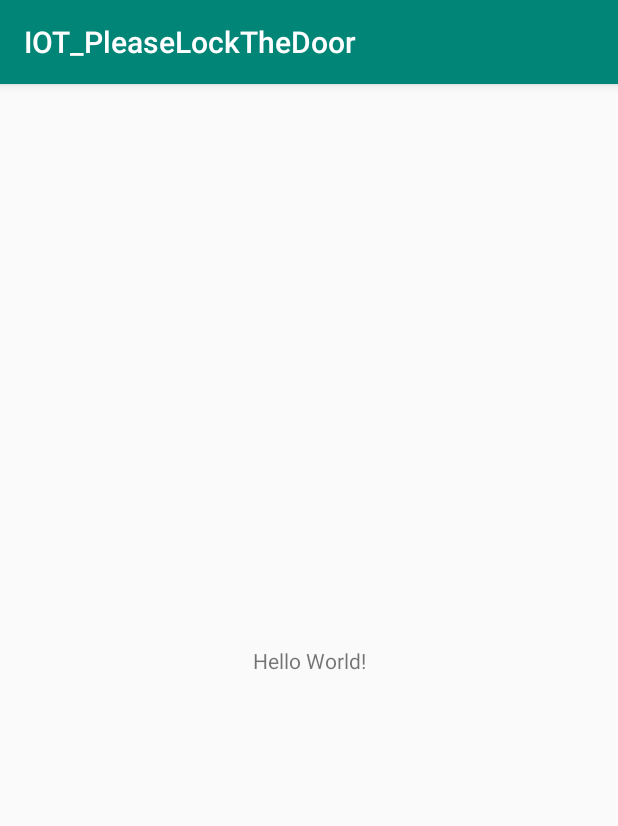
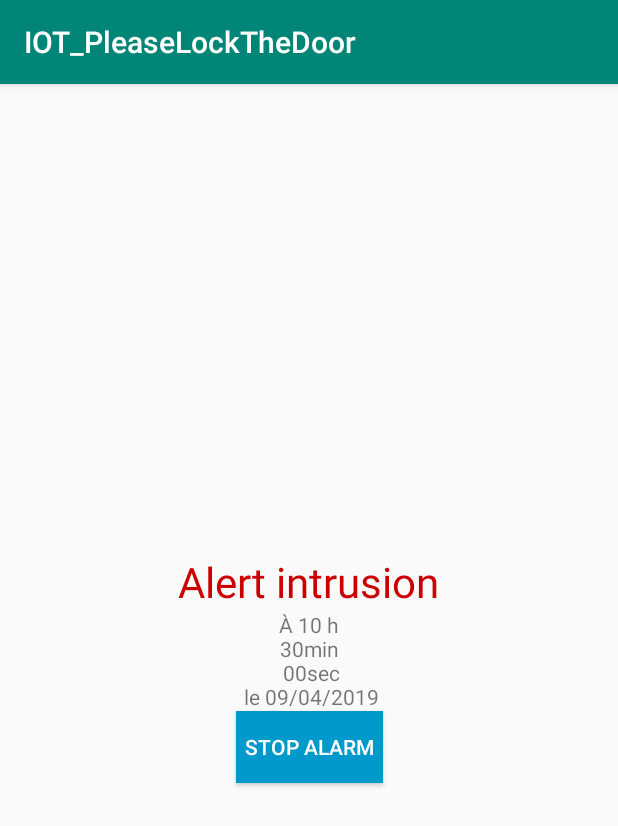
Before and after one commit to project-iot-lpiem-vms/IOT_Project_LockTheDoorPlease, an Android app: the screen it shows after launch (MainActivity), on a phone screen of 412 x 824 dp. Shown: the top 826 px of the screen. Run offline under Robolectric (Android 15) with nearby library versions, the phone set to English and light mode, and no system bars; our stand-ins replace Firebase (no records; nobody signed in at launch, a user with empty details on screens opened directly); 1 statement that could not run was skipped.

Commit message:
ft/ the code

```diff
--- a/app/build.gradle
+++ b/app/build.gradle
@@ -24,11 +24,15 @@ android {
 
 dependencies {
     implementation fileTree(dir: 'libs', include: ['*.jar'])
-    implementation"org.jetbrains.kotlin:kotlin-stdlib-jdk7:$kotlin_version"
+    implementation "org.jetbrains.kotlin:kotlin-stdlib-jdk7:$kotlin_version"
     implementation 'androidx.appcompat:appcompat:1.0.0-beta01'
     implementation 'androidx.core:core-ktx:1.1.0-alpha05'
     implementation 'androidx.constraintlayout:constraintlayout:1.1.3'
+    implementation 'com.google.firebase:firebase-database:16.0.1'
     testImplementation 'junit:junit:4.12'
     androidTestImplementation 'androidx.test:runner:1.1.0-alpha4'
     androidTestImplementation 'androidx.test.espresso:espresso-core:3.1.0-alpha4'
+    implementation 'com.google.firebase:firebase-core:16.0.1'
 }
+
+apply plugin: 'com.google.gms.google-services'
--- a/app/src/main/java/com/lpiem/iot_pleaselockthedoor/MainActivity.kt
+++ b/app/src/main/java/com/lpiem/iot_pleaselockthedoor/MainActivity.kt
@@ -1,12 +1,118 @@
 package com.lpiem.iot_pleaselockthedoor
 
+import android.os.Bundle
+import android.util.Log
+import android.view.View.GONE
+import android.view.View.VISIBLE
 import androidx.appcompat.app.AppCompatActivity
-import android.os.Bundle
+import androidx.core.view.isVisible
+import com.google.firebase.FirebaseApp
+import com.google.firebase.database.DataSnapshot
+import com.google.firebase.database.DatabaseError
+import com.google.firebase.database.FirebaseDatabase
+import com.google.firebase.database.ValueEventListener
+import kotlinx.android.synthetic.main.activity_main.*
+import java.text.SimpleDateFormat
+import java.util.*
+const val ON = "on"
+const val OFF = "off"
+const val MESSAGE = "message"
+const val RESULT = "result"
+const val DATE_PATTERN = "dd/MM/yyyy"
+const val HOUR_PATTERN = "hh 'h\n'mm'min\n' ss'sec\n'"
 
 class MainActivity : AppCompatActivity() {
+
+    private var isActivated = false
+    private var intrusion = false
 
     override fun onCreate(savedInstanceState: Bundle?) {
         super.onCreate(savedInstanceState)
         setContentView(R.layout.activity_main)
+
+        FirebaseApp.initializeApp(this)
+        val database = FirebaseDatabase.getInstance()
+        val myRef = database.getReference(MESSAGE)
+        val stopAlarmRef = database.getReference(RESULT)
+
+        btnStopAlarm.setOnClickListener {
+            if (intrusion) {
+                stopAlarmRef.setValue(OFF)
+                myRef.setValue(getString(R.string.alarmOFF))
+                btnStopAlarm.text = getString(R.string.activateAlarm)
+                isActivated = false
+                intrusion = false
+                return@setOnClickListener
+            }
+            isActivated = if (!isActivated) {
+                stopAlarmRef.setValue(ON)
+                myRef.setValue(getString(R.string.alarmON))
+                btnStopAlarm.text = getString(R.string.deactivateAlarm)
+                true
+            } else {
+                stopAlarmRef.setValue(OFF)
+                myRef.setValue(getString(R.string.alarmOFF))
+                btnStopAlarm.text = getString(R.string.activateAlarm)
+                false
+            }
+        }
+
+        stopAlarmRef.addListenerForSingleValueEvent(object : ValueEventListener{
+
+            override fun onCancelled(error: DatabaseError) {
+                Log.w("TAG", "Failed to read value.", error.toException())
+            }
+
+            override fun onDataChange(snapShot: DataSnapshot) {
+                val value = snapShot.getValue(String::class.java)
+                if (value == ON && alertTitle.isVisible) {
+                    myRef.setValue(getString(R.string.alarmOFF))
+                    stopAlarmRef.setValue(OFF)
+                    alertTitle.visibility = GONE
+                } else if (value == ON) {
+                    alertTitle.visibility = GONE
+                } else if (value == OFF) {
+                    alertTitle.visibility = GONE
+                }
+            }
+
+        })
+
+        myRef.addValueEventListener(object : ValueEventListener {
+
+            override fun onDataChange(dataSnapshot: DataSnapshot) {
+                val value = dataSnapshot.getValue(String::class.java)
+                Log.d("TAG", "Value is: " + value!!)
+                test.text = value
+                when (value) {
+                    getString(R.string.alarmOFF) -> {
+                        stopAlarmRef.setValue(OFF)
+                        btnStopAlarm.text = getString(R.string.activateAlarm)
+                        alertTitle.visibility = GONE
+                    }
+                    getString(R.string.alarmON) -> {
+                        stopAlarmRef.setValue(ON)
+                        btnStopAlarm.text = getString(R.string.deactivateAlarm)
+                        alertTitle.visibility = GONE
+                    }
+                    else -> {
+                        alertTitle.visibility = VISIBLE
+                        val hourFormatter = SimpleDateFormat(HOUR_PATTERN)
+                        val dateFormatter = SimpleDateFormat(DATE_PATTERN)
+                        val date = dateFormatter.format(Date(System.currentTimeMillis()))
+                        val hour = hourFormatter.format(Date(System.currentTimeMillis()))
+                        test.text = String.format(getString(R.string.intrusionMessage), hour, date)
+                        intrusion = true
+                    }
+                }
+            }
+
+            override fun onCancelled(error: DatabaseError) {
+                // Failed to read value
+                Log.w("TAG", "Failed to read value.", error.toException())
+            }
+        })
+
     }
+
 }
--- a/app/src/main/res/drawable-v24/ic_launcher_foreground.xml
+++ b/app/src/main/res/drawable-v24/ic_launcher_foreground.xml
@@ -18,10 +18,10 @@
                     android:type="linear">
                 <item
                         android:color="#44000000"
-                    android:offset="0.0" />
+                        android:offset="0.0"/>
                 <item
                         android:color="#00000000"
-                    android:offset="1.0" />
+                        android:offset="1.0"/>
             </gradient>
         </aapt:attr>
     </path>
@@ -30,5 +30,5 @@
             android:fillType="nonZero"
             android:pathData="M66.94,46.02L66.94,46.02C72.44,50.07 76,56.61 76,64L32,64C32,56.61 35.56,50.11 40.98,46.06L36.18,41.19C35.45,40.45 35.45,39.3 36.18,38.56C36.91,37.81 38.05,37.81 38.78,38.56L44.25,44.05C47.18,42.57 50.48,41.71 54,41.71C57.48,41.71 60.78,42.57 63.68,44.05L69.11,38.56C69.84,37.81 70.98,37.81 71.71,38.56C72.44,39.3 72.44,40.45 71.71,41.19L66.94,46.02ZM62.94,56.92C64.08,56.92 65,56.01 65,54.88C65,53.76 64.08,52.85 62.94,52.85C61.8,52.85 60.88,53.76 60.88,54.88C60.88,56.01 61.8,56.92 62.94,56.92ZM45.06,56.92C46.2,56.92 47.13,56.01 47.13,54.88C47.13,53.76 46.2,52.85 45.06,52.85C43.92,52.85 43,53.76 43,54.88C43,56.01 43.92,56.92 45.06,56.92Z"
             android:strokeColor="#00000000"
-        android:strokeWidth="1" />
+            android:strokeWidth="1"/>
 </vector>
--- a/app/src/main/res/layout/activity_main.xml
+++ b/app/src/main/res/layout/activity_main.xml
@@ -8,12 +8,40 @@
         tools:context=".MainActivity">
 
     <TextView
+            android:id="@+id/alertTitle"
+            android:text="Alert intrusion"
+            android:textSize="28sp"
+            android:visibility="gone"
+            tools:visibility="visible"
+            android:textColor="@android:color/holo_red_dark"
+            android:layout_width="wrap_content"
+            android:layout_height="wrap_content"
+            app:layout_constraintStart_toStartOf="parent"
+            app:layout_constraintEnd_toEndOf="parent"
+            app:layout_constraintBottom_toTopOf="@id/test"
+    />
+
+    <TextView
+            android:textAlignment="center"
+            android:id="@+id/test"
             android:layout_width="wrap_content"
             android:layout_height="wrap_content"
             android:text="Hello World!"
             app:layout_constraintBottom_toBottomOf="parent"
             app:layout_constraintLeft_toLeftOf="parent"
             app:layout_constraintRight_toRightOf="parent"
-        app:layout_constraintTop_toTopOf="parent" />
+            app:layout_constraintTop_toTopOf="parent"/>
+
+    <Button
+            android:id="@+id/btnStopAlarm"
+            android:text="stop Alarm"
+            android:padding="6dp"
+            android:textColor="@android:color/white"
+            android:layout_width="wrap_content"
+            android:layout_height="wrap_content"
+            app:layout_constraintStart_toStartOf="parent"
+            app:layout_constraintEnd_toEndOf="parent"
+            app:layout_constraintTop_toBottomOf="@id/test"
+            android:background="@android:color/holo_blue_dark"/>
 
 </androidx.constraintlayout.widget.ConstraintLayout>
--- a/app/src/main/res/values/strings.xml
+++ b/app/src/main/res/values/strings.xml
@@ -1,3 +1,8 @@
 <resources>
     <string name="app_name">IOT_PleaseLockTheDoor</string>
+    <string name="alarmOFF">Alarm OFF</string>
+    <string name="activateAlarm">Activer Alarm</string>
+    <string name="deactivateAlarm">Désactiver Alarm</string>
+    <string name="alarmON">Alarm ON</string>
+    <string name="intrusionMessage">À %s le %s</string>
 </resources>
--- a/build.gradle
+++ b/build.gradle
@@ -8,6 +8,7 @@ buildscript {
 
     }
     dependencies {
+        classpath 'com.google.gms:google-services:4.2.0'
         classpath 'com.android.tools.build:gradle:3.3.2'
         classpath "org.jetbrains.kotlin:kotlin-gradle-plugin:$kotlin_version"
         // NOTE: Do not place your application dependencies here; they belong
--- a/gradle.properties
+++ b/gradle.properties
@@ -1,27 +1,21 @@
 # Project-wide Gradle settings.
-
 # IDE (e.g. Android Studio) users:
 # Gradle settings configured through the IDE *will override*
 # any settings specified in this file.
-
 # For more details on how to configure your build environment visit
 # http://www.gradle.org/docs/current/userguide/build_environment.html
-
 # Specifies the JVM arguments used for the daemon process.
 # The setting is particularly useful for tweaking memory settings.
 org.gradle.jvmargs=-Xmx1536m
-
 # When configured, Gradle will run in incubating parallel mode.
 # This option should only be used with decoupled projects. More details, visit
 # http://www.gradle.org/docs/current/userguide/multi_project_builds.html#sec:decoupled_projects
 # org.gradle.parallel=true
-
 # AndroidX package structure to make it clearer which packages are bundled with the
 # Android operating system, and which are packaged with your app's APK
 # https://developer.android.com/topic/libraries/support-library/androidx-rn
 android.useAndroidX=true
 # Automatically convert third-party libraries to use AndroidX
 android.enableJetifier=true
-
 # Kotlin code style for this project: "official" or "obsolete":
 kotlin.code.style=official
```
Also changed, not shown: app/src/main/AndroidManifest.xml (+6 -6 lines), app/src/main/res/drawable/ic_launcher_background.xml (+5 -5 lines), 1 other file. Lines whose indentation alone changed are shown as unchanged.
